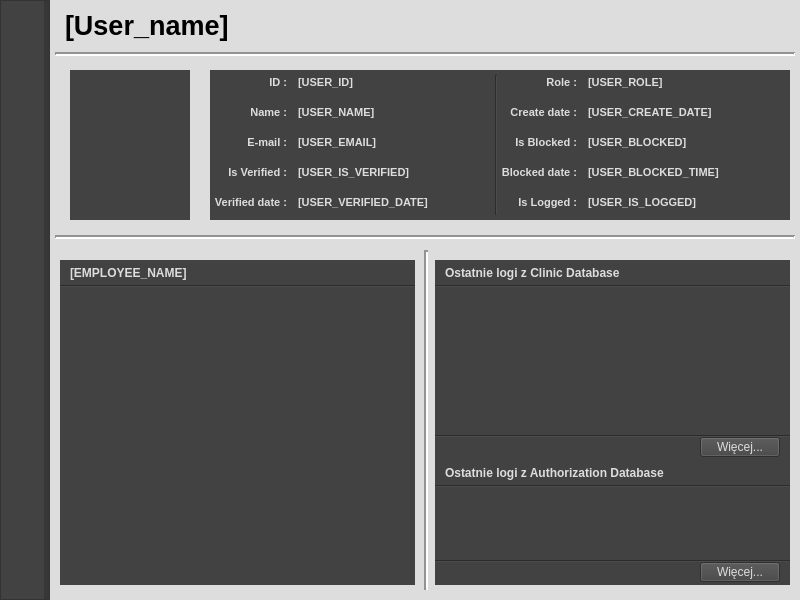
The window that w_mainwindow.ui (jszmigiel2304/Clinic_Client_User_Profile) describes before a commit, drawn with Qt 5.
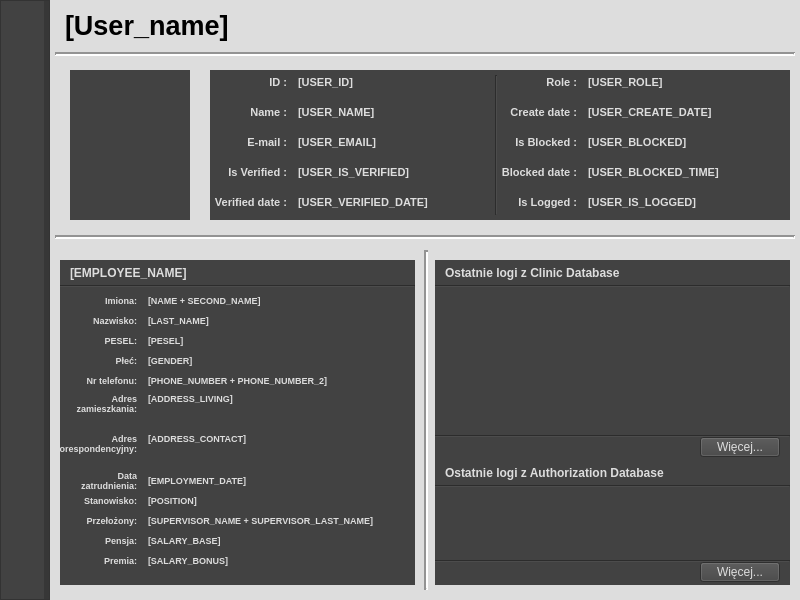
The same window after the commit. Icons and pictures are not drawn.

Commit message: employee info widget

Diff of the .ui file:
```diff
--- a/w_mainwindow.ui
+++ b/w_mainwindow.ui
@@ -789,6 +789,690 @@
       <number>10</number>
      </property>
     </widget>
+    <widget class="QLabel" name="l_salary_base_label">
+     <property name="geometry">
+      <rect>
+       <x>0</x>
+       <y>270</y>
+       <width>80</width>
+       <height>20</height>
+      </rect>
+     </property>
+     <property name="font">
+      <font>
+       <pointsize>7</pointsize>
+       <bold>true</bold>
+      </font>
+     </property>
+     <property name="styleSheet">
+      <string notr="true">color: rgb(221, 221, 221);</string>
+     </property>
+     <property name="text">
+      <string>Pensja:</string>
+     </property>
+     <property name="alignment">
+      <set>Qt::AlignRight|Qt::AlignTrailing|Qt::AlignVCenter</set>
+     </property>
+     <property name="indent">
+      <number>3</number>
+     </property>
+    </widget>
+    <widget class="QLabel" name="l_phone_numbers">
+     <property name="geometry">
+      <rect>
+       <x>85</x>
+       <y>110</y>
+       <width>271</width>
+       <height>20</height>
+      </rect>
+     </property>
+     <property name="font">
+      <font>
+       <pointsize>7</pointsize>
+       <bold>true</bold>
+      </font>
+     </property>
+     <property name="styleSheet">
+      <string notr="true">color: rgb(221, 221, 221);</string>
+     </property>
+     <property name="text">
+      <string>[PHONE_NUMBER + PHONE_NUMBER_2]</string>
+     </property>
+     <property name="alignment">
+      <set>Qt::AlignLeading|Qt::AlignLeft|Qt::AlignVCenter</set>
+     </property>
+     <property name="indent">
+      <number>3</number>
+     </property>
+    </widget>
+    <widget class="QLabel" name="l_pesel_label">
+     <property name="geometry">
+      <rect>
+       <x>0</x>
+       <y>70</y>
+       <width>80</width>
+       <height>20</height>
+      </rect>
+     </property>
+     <property name="font">
+      <font>
+       <pointsize>7</pointsize>
+       <bold>true</bold>
+      </font>
+     </property>
+     <property name="styleSheet">
+      <string notr="true">color: rgb(221, 221, 221);</string>
+     </property>
+     <property name="text">
+      <string>PESEL:</string>
+     </property>
+     <property name="alignment">
+      <set>Qt::AlignRight|Qt::AlignTrailing|Qt::AlignVCenter</set>
+     </property>
+     <property name="indent">
+      <number>3</number>
+     </property>
+    </widget>
+    <widget class="QLabel" name="l_last_name">
+     <property name="geometry">
+      <rect>
+       <x>85</x>
+       <y>50</y>
+       <width>271</width>
+       <height>20</height>
+      </rect>
+     </property>
+     <property name="font">
+      <font>
+       <pointsize>7</pointsize>
+       <bold>true</bold>
+      </font>
+     </property>
+     <property name="styleSheet">
+      <string notr="true">color: rgb(221, 221, 221);</string>
+     </property>
+     <property name="text">
+      <string>[LAST_NAME]</string>
+     </property>
+     <property name="alignment">
+      <set>Qt::AlignLeading|Qt::AlignLeft|Qt::AlignVCenter</set>
+     </property>
+     <property name="indent">
+      <number>3</number>
+     </property>
+    </widget>
+    <widget class="QLabel" name="l_names_label">
+     <property name="geometry">
+      <rect>
+       <x>0</x>
+       <y>30</y>
+       <width>80</width>
+       <height>20</height>
+      </rect>
+     </property>
+     <property name="font">
+      <font>
+       <pointsize>7</pointsize>
+       <bold>true</bold>
+      </font>
+     </property>
+     <property name="styleSheet">
+      <string notr="true">color: rgb(221, 221, 221);</string>
+     </property>
+     <property name="text">
+      <string>Imiona:</string>
+     </property>
+     <property name="alignment">
+      <set>Qt::AlignRight|Qt::AlignTrailing|Qt::AlignVCenter</set>
+     </property>
+     <property name="indent">
+      <number>3</number>
+     </property>
+    </widget>
+    <widget class="QLabel" name="l_gender_label">
+     <property name="geometry">
+      <rect>
+       <x>0</x>
+       <y>90</y>
+       <width>80</width>
+       <height>20</height>
+      </rect>
+     </property>
+     <property name="font">
+      <font>
+       <pointsize>7</pointsize>
+       <bold>true</bold>
+      </font>
+     </property>
+     <property name="styleSheet">
+      <string notr="true">color: rgb(221, 221, 221);</string>
+     </property>
+     <property name="text">
+      <string>Płeć:</string>
+     </property>
+     <property name="alignment">
+      <set>Qt::AlignRight|Qt::AlignTrailing|Qt::AlignVCenter</set>
+     </property>
+     <property name="indent">
+      <number>3</number>
+     </property>
+    </widget>
+    <widget class="QLabel" name="l_gender">
+     <property name="geometry">
+      <rect>
+       <x>85</x>
+       <y>90</y>
+       <width>271</width>
+       <height>20</height>
+      </rect>
+     </property>
+     <property name="font">
+      <font>
+       <pointsize>7</pointsize>
+       <bold>true</bold>
+      </font>
+     </property>
+     <property name="styleSheet">
+      <string notr="true">color: rgb(221, 221, 221);</string>
+     </property>
+     <property name="text">
+      <string>[GENDER]</string>
+     </property>
+     <property name="alignment">
+      <set>Qt::AlignLeading|Qt::AlignLeft|Qt::AlignVCenter</set>
+     </property>
+     <property name="indent">
+      <number>3</number>
+     </property>
+    </widget>
+    <widget class="QLabel" name="l_address_contact_label">
+     <property name="geometry">
+      <rect>
+       <x>0</x>
+       <y>170</y>
+       <width>80</width>
+       <height>40</height>
+      </rect>
+     </property>
+     <property name="font">
+      <font>
+       <pointsize>7</pointsize>
+       <bold>true</bold>
+      </font>
+     </property>
+     <property name="styleSheet">
+      <string notr="true">color: rgb(221, 221, 221);</string>
+     </property>
+     <property name="text">
+      <string>Adres
+korespondencyjny:</string>
+     </property>
+     <property name="alignment">
+      <set>Qt::AlignRight|Qt::AlignTop|Qt::AlignTrailing</set>
+     </property>
+     <property name="wordWrap">
+      <bool>true</bool>
+     </property>
+     <property name="indent">
+      <number>3</number>
+     </property>
+    </widget>
+    <widget class="QLabel" name="l_salary_bonus_label">
+     <property name="geometry">
+      <rect>
+       <x>0</x>
+       <y>290</y>
+       <width>80</width>
+       <height>20</height>
+      </rect>
+     </property>
+     <property name="font">
+      <font>
+       <pointsize>7</pointsize>
+       <bold>true</bold>
+      </font>
+     </property>
+     <property name="styleSheet">
+      <string notr="true">color: rgb(221, 221, 221);</string>
+     </property>
+     <property name="text">
+      <string>Premia:</string>
+     </property>
+     <property name="alignment">
+      <set>Qt::AlignRight|Qt::AlignTrailing|Qt::AlignVCenter</set>
+     </property>
+     <property name="indent">
+      <number>3</number>
+     </property>
+    </widget>
+    <widget class="QLabel" name="l_last_name_label">
+     <property name="geometry">
+      <rect>
+       <x>0</x>
+       <y>50</y>
+       <width>80</width>
+       <height>20</height>
+      </rect>
+     </property>
+     <property name="font">
+      <font>
+       <pointsize>7</pointsize>
+       <bold>true</bold>
+      </font>
+     </property>
+     <property name="styleSheet">
+      <string notr="true">color: rgb(221, 221, 221);</string>
+     </property>
+     <property name="text">
+      <string>Nazwisko:</string>
+     </property>
+     <property name="alignment">
+      <set>Qt::AlignRight|Qt::AlignTrailing|Qt::AlignVCenter</set>
+     </property>
+     <property name="indent">
+      <number>3</number>
+     </property>
+    </widget>
+    <widget class="QLabel" name="l_supervisor">
+     <property name="geometry">
+      <rect>
+       <x>85</x>
+       <y>250</y>
+       <width>271</width>
+       <height>20</height>
+      </rect>
+     </property>
+     <property name="font">
+      <font>
+       <pointsize>7</pointsize>
+       <bold>true</bold>
+      </font>
+     </property>
+     <property name="styleSheet">
+      <string notr="true">color: rgb(221, 221, 221);</string>
+     </property>
+     <property name="text">
+      <string>[SUPERVISOR_NAME + SUPERVISOR_LAST_NAME]</string>
+     </property>
+     <property name="alignment">
+      <set>Qt::AlignLeading|Qt::AlignLeft|Qt::AlignVCenter</set>
+     </property>
+     <property name="indent">
+      <number>3</number>
+     </property>
+    </widget>
+    <widget class="QLabel" name="l_pesel">
+     <property name="geometry">
+      <rect>
+       <x>85</x>
+       <y>70</y>
+       <width>271</width>
+       <height>20</height>
+      </rect>
+     </property>
+     <property name="font">
+      <font>
+       <pointsize>7</pointsize>
+       <bold>true</bold>
+      </font>
+     </property>
+     <property name="styleSheet">
+      <string notr="true">color: rgb(221, 221, 221);</string>
+     </property>
+     <property name="text">
+      <string>[PESEL]</string>
+     </property>
+     <property name="alignment">
+      <set>Qt::AlignLeading|Qt::AlignLeft|Qt::AlignVCenter</set>
+     </property>
+     <property name="indent">
+      <number>3</number>
+     </property>
+    </widget>
+    <widget class="QLabel" name="l_salary_base">
+     <property name="geometry">
+      <rect>
+       <x>85</x>
+       <y>270</y>
+       <width>271</width>
+       <height>20</height>
+      </rect>
+     </property>
+     <property name="font">
+      <font>
+       <pointsize>7</pointsize>
+       <bold>true</bold>
+      </font>
+     </property>
+     <property name="styleSheet">
+      <string notr="true">color: rgb(221, 221, 221);</string>
+     </property>
+     <property name="text">
+      <string>[SALARY_BASE]</string>
+     </property>
+     <property name="alignment">
+      <set>Qt::AlignLeading|Qt::AlignLeft|Qt::AlignVCenter</set>
+     </property>
+     <property name="indent">
+      <number>3</number>
+     </property>
+    </widget>
+    <widget class="QLabel" name="l_phone_numbers_label">
+     <property name="geometry">
+      <rect>
+       <x>0</x>
+       <y>110</y>
+       <width>80</width>
+       <height>20</height>
+      </rect>
+     </property>
+     <property name="font">
+      <font>
+       <pointsize>7</pointsize>
+       <bold>true</bold>
+      </font>
+     </property>
+     <property name="styleSheet">
+      <string notr="true">color: rgb(221, 221, 221);</string>
+     </property>
+     <property name="text">
+      <string>Nr telefonu:</string>
+     </property>
+     <property name="alignment">
+      <set>Qt::AlignRight|Qt::AlignTrailing|Qt::AlignVCenter</set>
+     </property>
+     <property name="indent">
+      <number>3</number>
+     </property>
+    </widget>
+    <widget class="QLabel" name="l_address_living">
+     <property name="geometry">
+      <rect>
+       <x>85</x>
+       <y>130</y>
+       <width>271</width>
+       <height>40</height>
+      </rect>
+     </property>
+     <property name="font">
+      <font>
+       <pointsize>7</pointsize>
+       <bold>true</bold>
+      </font>
+     </property>
+     <property name="styleSheet">
+      <string notr="true">color: rgb(221, 221, 221);</string>
+     </property>
+     <property name="text">
+      <string>[ADDRESS_LIVING]</string>
+     </property>
+     <property name="alignment">
+      <set>Qt::AlignLeading|Qt::AlignLeft|Qt::AlignTop</set>
+     </property>
+     <property name="wordWrap">
+      <bool>true</bool>
+     </property>
+     <property name="indent">
+      <number>3</number>
+     </property>
+    </widget>
+    <widget class="QLabel" name="l_address_living_label">
+     <property name="geometry">
+      <rect>
+       <x>0</x>
+       <y>130</y>
+       <width>80</width>
+       <height>40</height>
+      </rect>
+     </property>
+     <property name="font">
+      <font>
+       <pointsize>7</pointsize>
+       <bold>true</bold>
+      </font>
+     </property>
+     <property name="styleSheet">
+      <string notr="true">color: rgb(221, 221, 221);</string>
+     </property>
+     <property name="text">
+      <string>Adres 
+ zamieszkania:</string>
+     </property>
+     <property name="alignment">
+      <set>Qt::AlignRight|Qt::AlignTop|Qt::AlignTrailing</set>
+     </property>
+     <property name="indent">
+      <number>3</number>
+     </property>
+    </widget>
+    <widget class="QLabel" name="l_position_label">
+     <property name="geometry">
+      <rect>
+       <x>0</x>
+       <y>230</y>
+       <width>80</width>
+       <height>20</height>
+      </rect>
+     </property>
+     <property name="font">
+      <font>
+       <pointsize>7</pointsize>
+       <bold>true</bold>
+      </font>
+     </property>
+     <property name="styleSheet">
+      <string notr="true">color: rgb(221, 221, 221);</string>
+     </property>
+     <property name="text">
+      <string>Stanowisko:</string>
+     </property>
+     <property name="alignment">
+      <set>Qt::AlignRight|Qt::AlignTrailing|Qt::AlignVCenter</set>
+     </property>
+     <property name="indent">
+      <number>3</number>
+     </property>
+    </widget>
+    <widget class="QLabel" name="l_employment_date_label">
+     <property name="geometry">
+      <rect>
+       <x>0</x>
+       <y>210</y>
+       <width>80</width>
+       <height>20</height>
+      </rect>
+     </property>
+     <property name="font">
+      <font>
+       <pointsize>7</pointsize>
+       <bold>true</bold>
+      </font>
+     </property>
+     <property name="styleSheet">
+      <string notr="true">color: rgb(221, 221, 221);</string>
+     </property>
+     <property name="text">
+      <string>Data 
+zatrudnienia:</string>
+     </property>
+     <property name="alignment">
+      <set>Qt::AlignRight|Qt::AlignTrailing|Qt::AlignVCenter</set>
+     </property>
+     <property name="indent">
+      <number>3</number>
+     </property>
+    </widget>
+    <widget class="QLabel" name="l_employment_date">
+     <property name="geometry">
+      <rect>
+       <x>85</x>
+       <y>210</y>
+       <width>271</width>
+       <height>20</height>
+      </rect>
+     </property>
+     <property name="font">
+      <font>
+       <pointsize>7</pointsize>
+       <bold>true</bold>
+      </font>
+     </property>
+     <property name="styleSheet">
+      <string notr="true">color: rgb(221, 221, 221);</string>
+     </property>
+     <property name="text">
+      <string>[EMPLOYMENT_DATE]</string>
+     </property>
+     <property name="alignment">
+      <set>Qt::AlignLeading|Qt::AlignLeft|Qt::AlignVCenter</set>
+     </property>
+     <property name="indent">
+      <number>3</number>
+     </property>
+    </widget>
+    <widget class="QLabel" name="l_names">
+     <property name="geometry">
+      <rect>
+       <x>85</x>
+       <y>30</y>
+       <width>271</width>
+       <height>20</height>
+      </rect>
+     </property>
+     <property name="font">
+      <font>
+       <pointsize>7</pointsize>
+       <bold>true</bold>
+      </font>
+     </property>
+     <property name="styleSheet">
+      <string notr="true">color: rgb(221, 221, 221);</string>
+     </property>
+     <property name="text">
+      <string>[NAME + SECOND_NAME]</string>
+     </property>
+     <property name="alignment">
+      <set>Qt::AlignLeading|Qt::AlignLeft|Qt::AlignVCenter</set>
+     </property>
+     <property name="indent">
+      <number>3</number>
+     </property>
+    </widget>
+    <widget class="QLabel" name="l_supervisor_label">
+     <property name="geometry">
+      <rect>
+       <x>0</x>
+       <y>250</y>
+       <width>80</width>
+       <height>20</height>
+      </rect>
+     </property>
+     <property name="font">
+      <font>
+       <pointsize>7</pointsize>
+       <bold>true</bold>
+      </font>
+     </property>
+     <property name="styleSheet">
+      <string notr="true">color: rgb(221, 221, 221);</string>
+     </property>
+     <property name="text">
+      <string>Przełożony:</string>
+     </property>
+     <property name="alignment">
+      <set>Qt::AlignRight|Qt::AlignTrailing|Qt::AlignVCenter</set>
+     </property>
+     <property name="indent">
+      <number>3</number>
+     </property>
+    </widget>
+    <widget class="QLabel" name="l_salary_bonus">
+     <property name="geometry">
+      <rect>
+       <x>85</x>
+       <y>290</y>
+       <width>271</width>
+       <height>20</height>
+      </rect>
+     </property>
+     <property name="font">
+      <font>
+       <pointsize>7</pointsize>
+       <bold>true</bold>
+      </font>
+     </property>
+     <property name="styleSheet">
+      <string notr="true">color: rgb(221, 221, 221);</string>
+     </property>
+     <property name="text">
+      <string>[SALARY_BONUS]</string>
+     </property>
+     <property name="alignment">
+      <set>Qt::AlignLeading|Qt::AlignLeft|Qt::AlignVCenter</set>
+     </property>
+     <property name="indent">
+      <number>3</number>
+     </property>
+    </widget>
+    <widget class="QLabel" name="l_address_contact">
+     <property name="geometry">
+      <rect>
+       <x>85</x>
+       <y>170</y>
+       <width>271</width>
+       <height>40</height>
+      </rect>
+     </property>
+     <property name="font">
+      <font>
+       <pointsize>7</pointsize>
+       <bold>true</bold>
+      </font>
+     </property>
+     <property name="styleSheet">
+      <string notr="true">color: rgb(221, 221, 221);</string>
+     </property>
+     <property name="text">
+      <string>[ADDRESS_CONTACT]</string>
+     </property>
+     <property name="alignment">
+      <set>Qt::AlignLeading|Qt::AlignLeft|Qt::AlignTop</set>
+     </property>
+     <property name="wordWrap">
+      <bool>true</bool>
+     </property>
+     <property name="indent">
+      <number>3</number>
+     </property>
+    </widget>
+    <widget class="QLabel" name="l_position">
+     <property name="geometry">
+      <rect>
+       <x>85</x>
+       <y>230</y>
+       <width>271</width>
+       <height>20</height>
+      </rect>
+     </property>
+     <property name="font">
+      <font>
+       <pointsize>7</pointsize>
+       <bold>true</bold>
+      </font>
+     </property>
+     <property name="styleSheet">
+      <string notr="true">color: rgb(221, 221, 221);</string>
+     </property>
+     <property name="text">
+      <string>[POSITION]</string>
+     </property>
+     <property name="alignment">
+      <set>Qt::AlignLeading|Qt::AlignLeft|Qt::AlignVCenter</set>
+     </property>
+     <property name="indent">
+      <number>3</number>
+     </property>
+    </widget>
    </widget>
    <widget class="QWidget" name="w_logs_container" native="true">
     <property name="geometry">
```
The commit also changes 1 other file.
